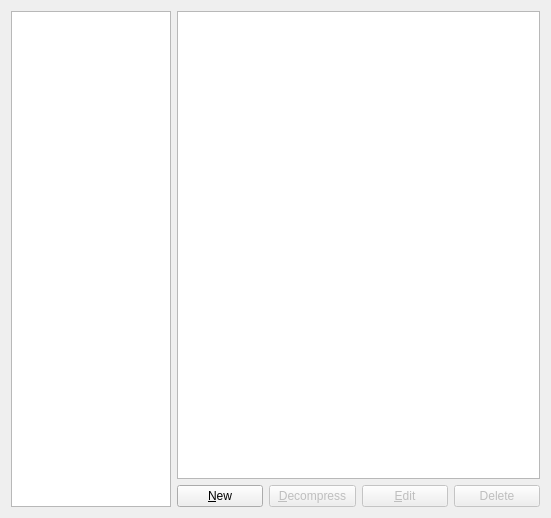
This is gns3/modules/dynamips/ui/ios_router_preferences_page.ui in GNS3/gns3-gui as Qt 5 draws it before an edit. The edited form follows.
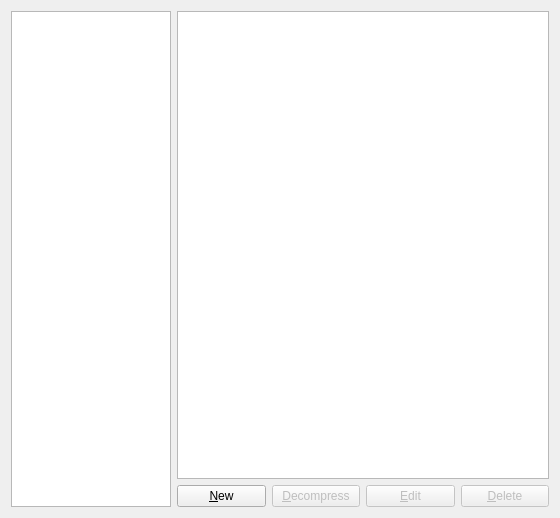
This is the edited form.

What changed in the file:
```diff
--- a/gns3/modules/dynamips/ui/ios_router_preferences_page.ui
+++ b/gns3/modules/dynamips/ui/ios_router_preferences_page.ui
@@ -6,7 +6,7 @@
    <rect>
     <x>0</x>
     <y>0</y>
-    <width>551</width>
+    <width>560</width>
     <height>518</height>
    </rect>
   </property>
@@ -118,7 +118,7 @@
         <bool>false</bool>
        </property>
        <property name="text">
-        <string>Delete</string>
+        <string>&amp;Delete</string>
        </property>
       </widget>
      </item>
```
Left out of the diff: 3 changed lines with no effect on the pictures.
